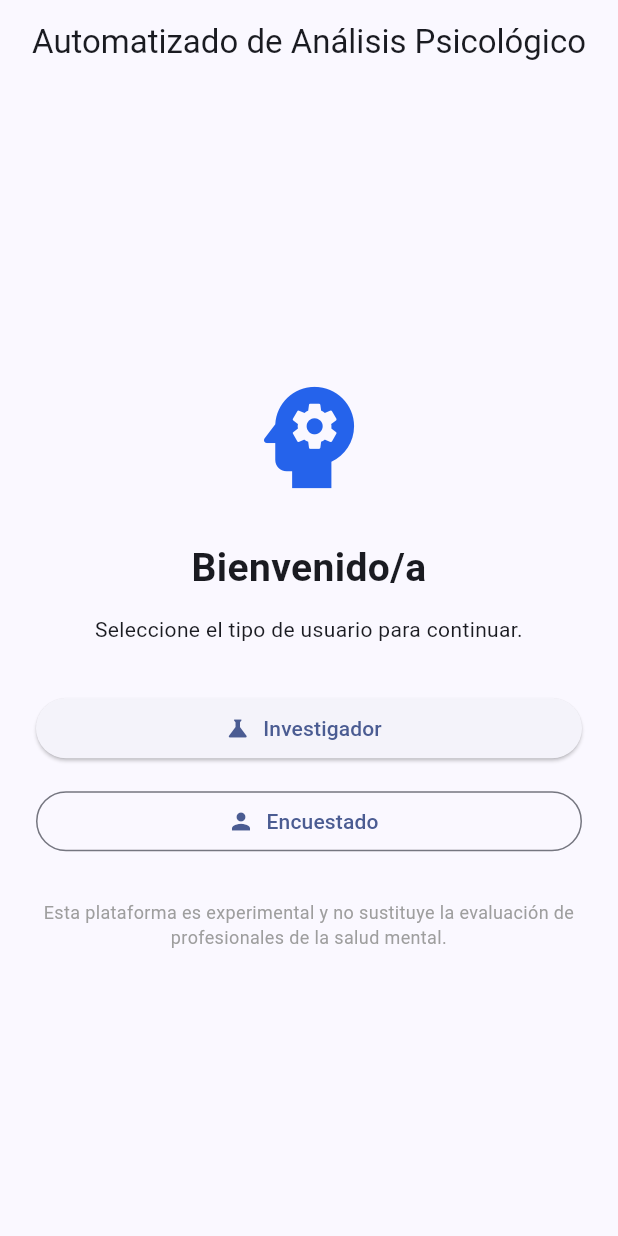
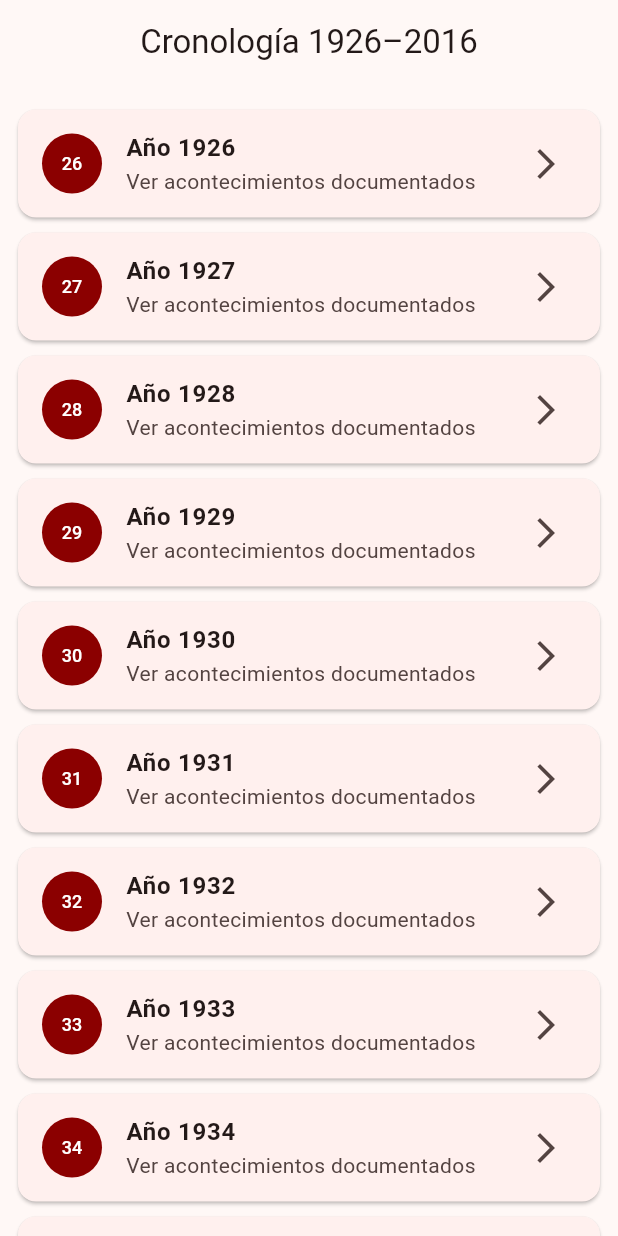
Before and after one commit to kevinsaumell239-gif/automatizado-analisis-psicologico, a Flutter app: the screen it shows after launch, on a phone screen of 412 x 824 dp. Run offline on Flutter 3.47's test engine with Material 3 defaults, Android fonts, the phone set to English and light mode, and no system bars.

Commit message:
Añade pantalla inicial de la cronología

```diff
--- a/lib/main.dart
+++ b/lib/main.dart
@@ -1,81 +1,213 @@
 import 'package:flutter/material.dart';
 
 void main() {
-  runApp(const AutomatizadoAnalisisApp());
+  runApp(const CronologiaFidelApp());
 }
 
-class AutomatizadoAnalisisApp extends StatelessWidget {
-  const AutomatizadoAnalisisApp({super.key});
+class CronologiaFidelApp extends StatelessWidget {
+  const CronologiaFidelApp({super.key});
 
   @override
   Widget build(BuildContext context) {
     return MaterialApp(
-      title: 'Automatizado de Análisis Psicológico',
+      title: 'Cronología Fidel Castro Ruz',
       debugShowCheckedModeBanner: false,
       theme: ThemeData(
         useMaterial3: true,
         colorScheme: ColorScheme.fromSeed(
-          seedColor: const Color(0xFF2563EB),
+          seedColor: const Color(0xFF8B0000),
         ),
       ),
-      home: const PantallaInicio(),
+      home: const PantallaCronologia(),
     );
   }
 }
 
-class PantallaInicio extends StatelessWidget {
-  const PantallaInicio({super.key});
+class PantallaCronologia extends StatelessWidget {
+  const PantallaCronologia({super.key});
+
+  final List<int> anios = const [
+    1926,
+    1927,
+    1928,
+    1929,
+    1930,
+    1931,
+    1932,
+    1933,
+    1934,
+    1935,
+    1936,
+    1937,
+    1938,
+    1939,
+    1940,
+    1941,
+    1942,
+    1943,
+    1944,
+    1945,
+    1946,
+    1947,
+    1948,
+    1949,
+    1950,
+    1951,
+    1952,
+    1953,
+    1954,
+    1955,
+    1956,
+    1957,
+    1958,
+    1959,
+    1960,
+    1961,
+    1962,
+    1963,
+    1964,
+    1965,
+    1966,
+    1967,
+    1968,
+    1969,
+    1970,
+    1971,
+    1972,
+    1973,
+    1974,
+    1975,
+    1976,
+    1977,
+    1978,
+    1979,
+    1980,
+    1981,
+    1982,
+    1983,
+    1984,
+    1985,
+    1986,
+    1987,
+    1988,
+    1989,
+    1990,
+    1991,
+    1992,
+    1993,
+    1994,
+    1995,
+    1996,
+    1997,
+    1998,
+    1999,
+    2000,
+    2001,
+    2002,
+    2003,
+    2004,
+    2005,
+    2006,
+    2007,
+    2008,
+    2009,
+    2010,
+    2011,
+    2012,
+    2013,
+    2014,
+    2015,
+    2016,
+  ];
 
   @override
   Widget build(BuildContext context) {
     return Scaffold(
       appBar: AppBar(
-        title: const Text('Automatizado de Análisis Psicológico'),
+        title: const Text('Cronología 1926–2016'),
         centerTitle: true,
+      ),
+      body: ListView.builder(
+        padding: const EdgeInsets.all(12),
+        itemCount: anios.length,
+        itemBuilder: (context, index) {
+          final anio = anios[index];
+
+          return Card(
+            margin: const EdgeInsets.symmetric(vertical: 5),
+            child: ListTile(
+              leading: CircleAvatar(
+                backgroundColor: const Color(0xFF8B0000),
+                foregroundColor: Colors.white,
+                child: Text(
+                  anio.toString().substring(2),
+                  style: const TextStyle(fontSize: 12),
+                ),
+              ),
+              title: Text(
+                'Año $anio',
+                style: const TextStyle(fontWeight: FontWeight.bold),
+              ),
+              subtitle: const Text(
+                'Ver acontecimientos documentados',
+              ),
+              trailing: const Icon(Icons.arrow_forward_ios),
+              onTap: () {
+                Navigator.push(
+                  context,
+                  MaterialPageRoute(
+                    builder: (_) => PantallaAnio(anio: anio),
+                  ),
+                );
+              },
+            ),
+          );
+        },
+      ),
+    );
+  }
+}
+
+class PantallaAnio extends StatelessWidget {
+  final int anio;
+
+  const PantallaAnio({
+    super.key,
+    required this.anio,
+  });
+
+  @override
+  Widget build(BuildContext context) {
+    return Scaffold(
+      appBar: AppBar(
+        title: Text('Año $anio'),
       ),
       body: Padding(
         padding: const EdgeInsets.all(24),
         child: Column(
-          mainAxisAlignment: MainAxisAlignment.center,
-          crossAxisAlignment: CrossAxisAlignment.stretch,
+          crossAxisAlignment: CrossAxisAlignment.start,
           children: [
-            const Icon(
-              Icons.psychology,
-              size: 90,
-              color: Color(0xFF2563EB),
+            Text(
+              '$anio',
+              style: Theme.of(context).textTheme.displayMedium,
             ),
-            const SizedBox(height: 24),
+            const SizedBox(height: 20),
             const Text(
-              'Bienvenido/a',
-              textAlign: TextAlign.center,
+              'Acontecimientos documentados',
               style: TextStyle(
-                fontSize: 26,
+                fontSize: 20,
                 fontWeight: FontWeight.bold,
               ),
             ),
             const SizedBox(height: 12),
+            Text(
+              'La información histórica de este año se incorporará en la base documental de la aplicación.',
+              style: Theme.of(context).textTheme.bodyLarge,
+            ),
+            const SizedBox(height: 24),
             const Text(
-              'Seleccione el tipo de usuario para continuar.',
-              textAlign: TextAlign.center,
-            ),
-            const SizedBox(height: 32),
-            ElevatedButton.icon(
-              icon: const Icon(Icons.science),
-              label: const Text('Investigador'),
-              onPressed: () {},
-            ),
-            const SizedBox(height: 14),
-            OutlinedButton.icon(
-              icon: const Icon(Icons.person),
-              label: const Text('Encuestado'),
-              onPressed: () {},
-            ),
-            const SizedBox(height: 28),
-            const Text(
-              'Esta plataforma es experimental y no sustituye la evaluación de profesionales de la salud mental.',
-              textAlign: TextAlign.center,
+              'Las fechas, acontecimientos e imágenes se añadirán junto con sus fuentes históricas correspondientes.',
               style: TextStyle(
-                fontSize: 12,
                 color: Colors.grey,
               ),
             ),
```
